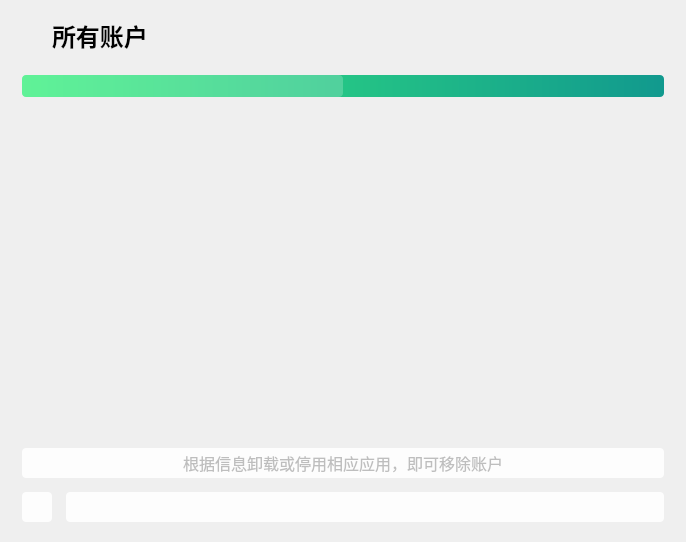
Above: QtAdb/sonPages/advanced/sp_accounts.ui from LapplandSP/QtAdb before the change. Below: the same form after it.
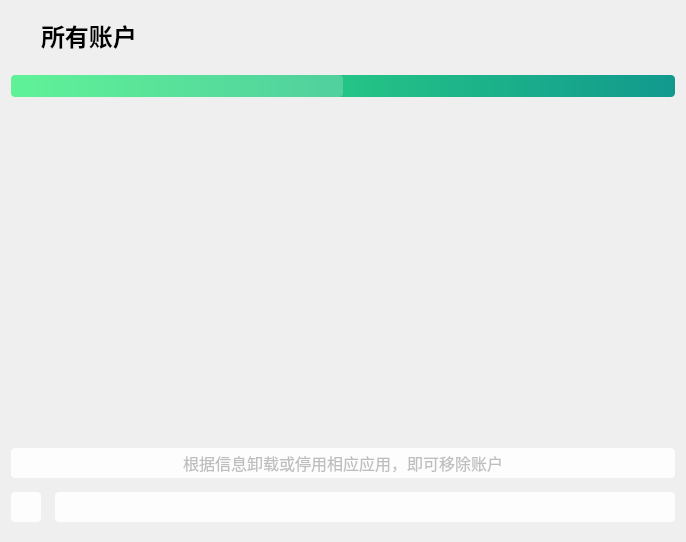
That is the form after the change. Icons and pictures are not drawn.

```diff
--- a/QtAdb/sonPages/advanced/sp_accounts.ui
+++ b/QtAdb/sonPages/advanced/sp_accounts.ui
@@ -14,6 +14,12 @@
    <string>Form</string>
   </property>
   <layout class="QHBoxLayout" name="horizontalLayout_3">
+   <property name="leftMargin">
+    <number>0</number>
+   </property>
+   <property name="rightMargin">
+    <number>0</number>
+   </property>
    <item>
     <widget class="QWidget" name="widget" native="true">
      <property name="styleSheet">
```
Left out of the diff: 8 changed lines with no effect on the pictures.
